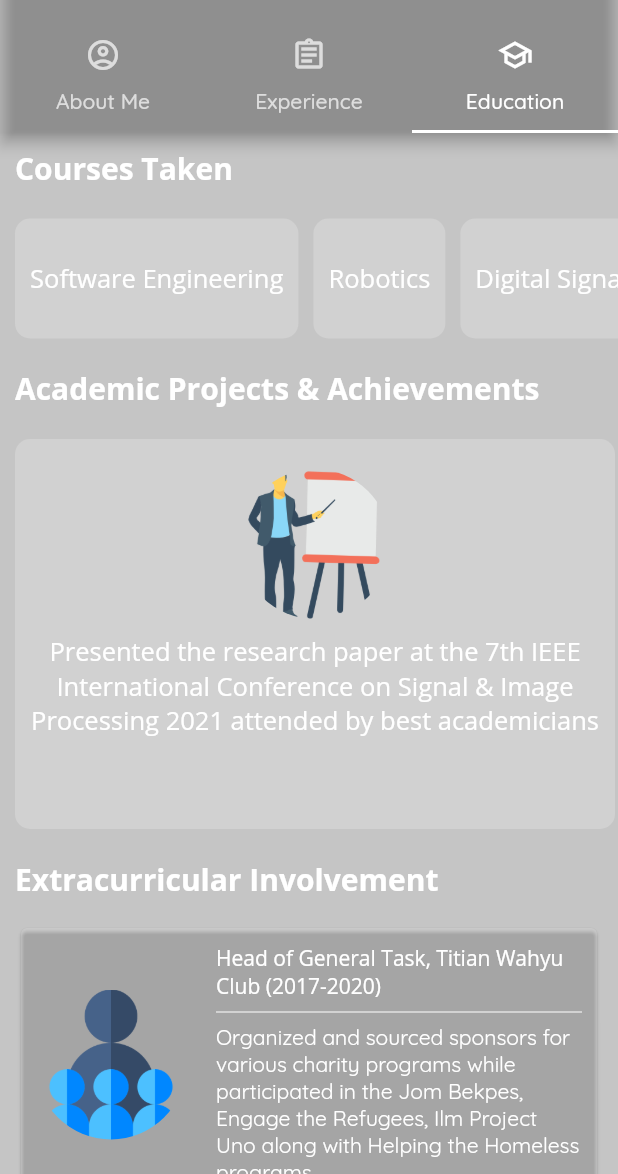
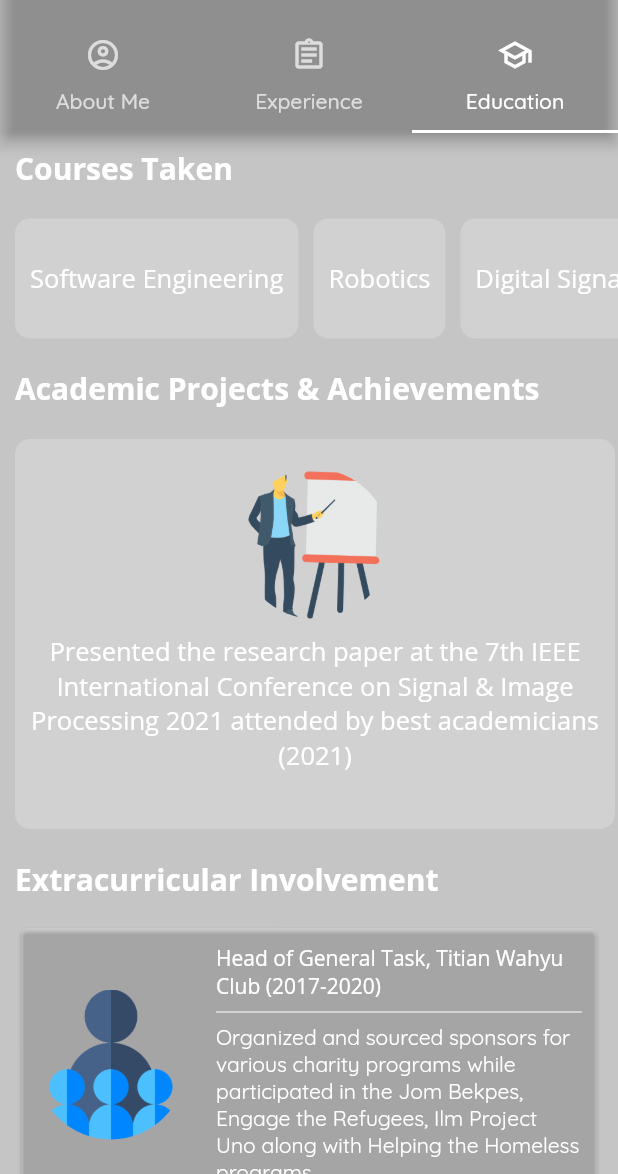
Before and after one commit to afiqaimanafr/resume-mobile-app, a Flutter app: the screen it shows after launch, tab 3 chosen, on a phone screen of 412 x 824 dp, the part 62-1236 px from its top. Run offline on Flutter 3.47's test engine with Material 2 defaults, Android fonts, the phone set to English and light mode, and no system bars.

Commit message:
latest ui

```diff
--- a/lib/screens/education/data/projects_and_achievements_data.dart
+++ b/lib/screens/education/data/projects_and_achievements_data.dart
@@ -3,7 +3,7 @@ import 'package:afiq_resume/models/projects_and_achievements_model.dart';
 final allProjects = <ProjectsAndAchievementsModel>[
   ProjectsAndAchievementsModel(
     title:
-        'Presented the research paper at the 7th IEEE International Conference on Signal & Image Processing 2021 attended by best academicians',
+        'Presented the research paper at the 7th IEEE International Conference on Signal & Image Processing 2021 attended by best academicians (2021)',
     image: 'assets/images/presentation.png',
   ),
   ProjectsAndAchievementsModel(
@@ -17,12 +17,12 @@ final allProjects = <ProjectsAndAchievementsModel>[
   ),
   ProjectsAndAchievementsModel(
     title:
-        'Speech Emotion Recognition (SER) Using Bahasa Malaysia where I developed machine learning algorithms using Python in identifying the emotion of the speaker from the speaker’s speech for my Final Year Project',
+        'Speech Emotion Recognition (SER) Using Bahasa Malaysia where I developed machine learning algorithms using Python in identifying the emotion of the speaker from the speaker’s speech for my Final Year Project (2021)',
     image: 'assets/images/artificial-intelligence.png',
   ),
   ProjectsAndAchievementsModel(
     title:
-        'Designed a window cleaning robot, where my team and I Integrated Arduino Nano and other components including as motor driver, servo and DC motor to ensure smooth movement of the robot for my Integrated Design Project',
+        'Designed a window cleaning robot, where my team and I Integrated Arduino Nano and other components including as motor driver, servo and DC motor to ensure smooth movement of the robot for my Integrated Design Project (2020)',
     image: 'assets/images/robot.png',
   ),
 ];
```
